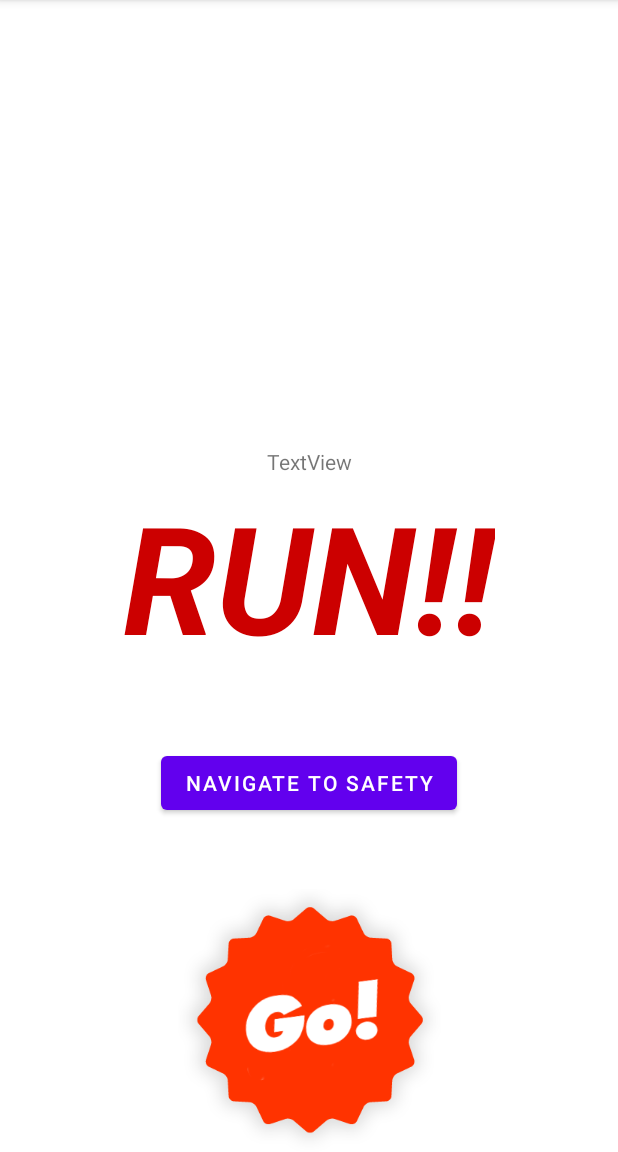
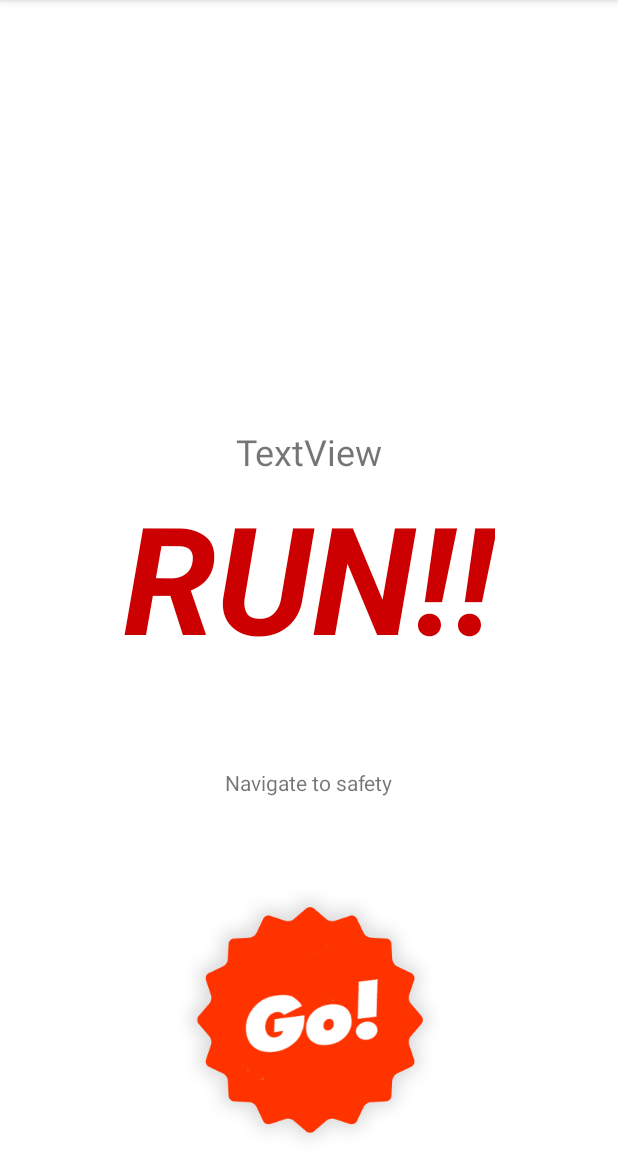
Before and after one commit to moshBengi/ShareMyShelter, an Android app: the RedColor screen opened directly, with no data from a screen before it, after a tap on an icon or button, on a phone screen of 412 x 824 dp, the part 84-1236 px from its top. Run offline under Robolectric (Android 15) with nearby library versions, the phone set to English and light mode, and no system bars; 4 statements that could not run were skipped.

Commit message:
Basically working

```diff
--- a/app/src/main/java/com/example/sharemyshelter/AddShelter.java
+++ b/app/src/main/java/com/example/sharemyshelter/AddShelter.java
@@ -59,9 +59,9 @@ public class AddShelter extends AppCompatActivity {
     }
 
     private void startAlarm() {
-        ListenerService.timer(8);
+        ListenerService.timer(2);
+        Shelter nearestShelter = ListenerService.findClosestLocation(((ShelterApp) getApplicationContext()).getShelters(),35.196982 , 31.777692, 1000);
 
-        Shelter nearestShelter = ListenerService.findClosestLocation(((ShelterApp) getApplicationContext()).getShelters(), 31.7, 35.1, 100);
         Intent intentToBroadcast = new Intent("redColor");
         if (nearestShelter == null) {
             intentToBroadcast.putExtra("isShelterFound", false);
--- a/app/src/main/java/com/example/sharemyshelter/RedColor.java
+++ b/app/src/main/java/com/example/sharemyshelter/RedColor.java
@@ -23,12 +23,19 @@ public class RedColor extends AppCompatActivity {
         TextView alertTextView = findViewById(R.id.alertTextView);
         TextView shelterInfo = findViewById(R.id.shelterInfoTextView);
         ImageView button = findViewById(R.id.button);
+        alertTextView.setText("RUN!!");
+        Shelter shelter = (Shelter) (getIntent().getSerializableExtra("shelter"));
+        shelterInfo.setText(shelter.description);
 
+        double lat = shelter.lat;
+        double lon = shelter.lon;
+        String address = shelter.address;
         button.setOnClickListener(new View.OnClickListener() {
             @Override
             public void onClick(View v) {
-                Uri gmmIntentUri = Uri.parse("google.navigation:q=רחוב+יוסי+בן+יועזר+41+ירושלים&mode=w");
-                // Uri gmmIntentUri = Uri.parse("google.navigation:geo:31.7768,-122.4192&mode=w");
+                Uri gmmIntentUri = Uri.parse(String.format("google.navigation:q=+%s+ירושלים&mode=w", address));
+//                Uri gmmIntentUri = Uri.parse("google.navigation:q=רחוב+יוסי+בן+יועזר+41+ירושלים&mode=w");
+//                 Uri gmmIntentUri = Uri.parse(String.format("google.navigation:geo:3%s,%s&mode=w",lat,lon));
 
                 Intent mapIntent = new Intent(Intent.ACTION_VIEW, gmmIntentUri);
                 mapIntent.setPackage("com.google.android.apps.maps");
@@ -36,8 +43,6 @@ public class RedColor extends AppCompatActivity {
             }
         });
 
-        alertTextView.setText("RUN!!");
-        Shelter shelter = (Shelter) (getIntent().getSerializableExtra("shelter"));
-        shelterInfo.setText(shelter.description);
+
     }
 }
--- a/app/src/main/java/com/example/sharemyshelter/Shelter.java
+++ b/app/src/main/java/com/example/sharemyshelter/Shelter.java
@@ -14,6 +14,7 @@ public class Shelter implements Serializable {
     String description;
     double lat;
     double lon;
+    String address;
 
 //    public Shelter(LatLng latLng) {
 //        lat = latLng.latitude;
@@ -28,6 +29,6 @@ public class Shelter implements Serializable {
         this.id = idCounter++;
         this.lon = lon;
         this.lat = lat;
-
+        this.address = address;
     }
 }
--- a/app/src/main/res/layout/activity_red_color2.xml
+++ b/app/src/main/res/layout/activity_red_color2.xml
@@ -24,11 +24,12 @@
         android:layout_width="wrap_content"
         android:layout_height="wrap_content"
         android:text="TextView"
+        android:textSize="24sp"
         app:layout_constraintBottom_toTopOf="@+id/alertTextView"
         app:layout_constraintEnd_toEndOf="parent"
         app:layout_constraintStart_toStartOf="parent" />
 
-    <Button
+    <TextView
         android:id="@+id/navigateButton"
         android:layout_width="wrap_content"
         android:layout_height="wrap_content"
```
Also changed, not shown: app/src/main/java/com/example/sharemyshelter/ListenerService.java (+8 -6 lines), app/src/main/java/com/example/sharemyshelter/MainActivity.java (+9 -1 lines), app/src/main/java/com/example/sharemyshelter/SheltersMap.java (+8 -8 lines).
